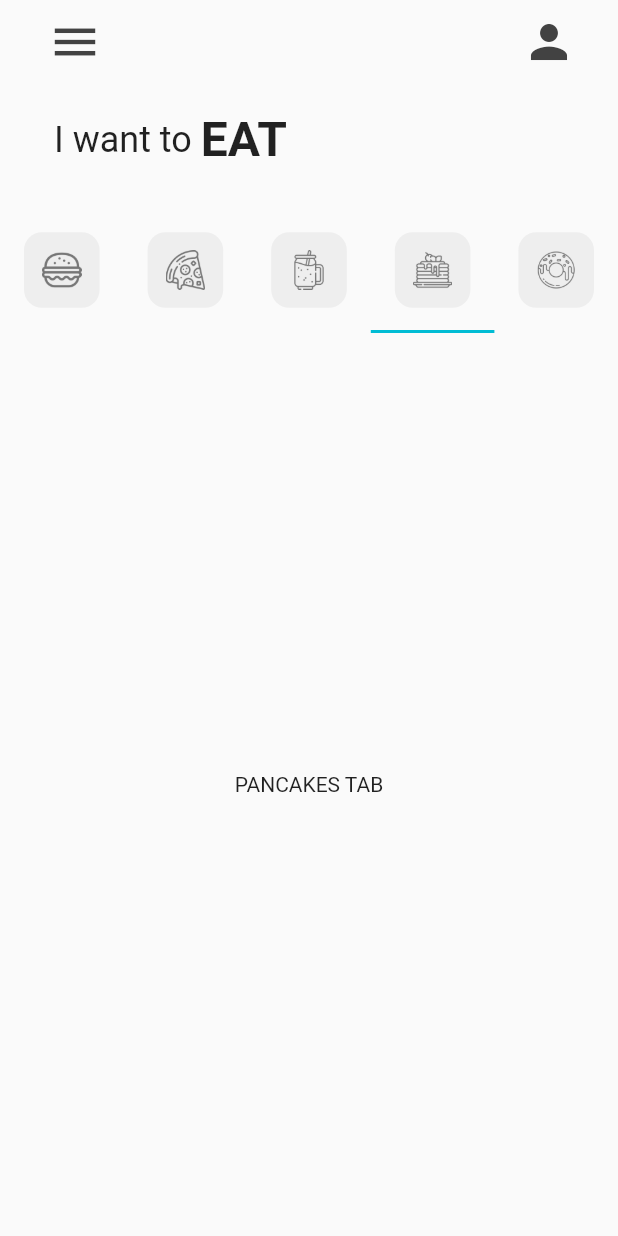
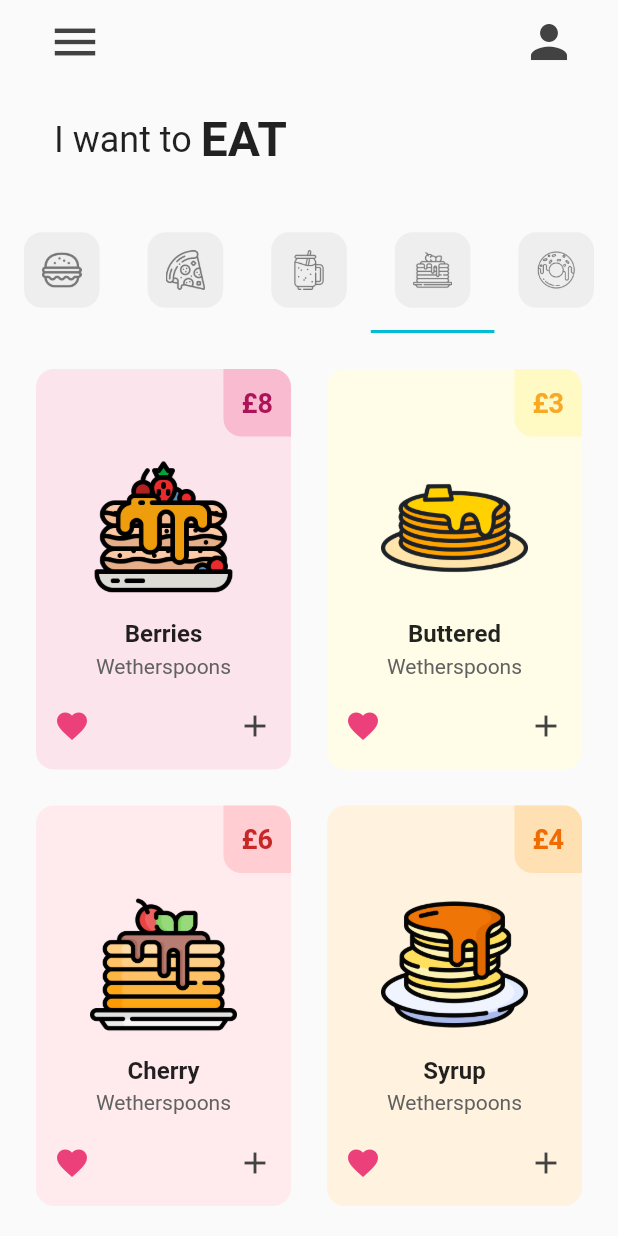
Before and after one commit to Sommos/flutter_food_shop, a Flutter app: the screen it shows after launch, tab 4 chosen, on a phone screen of 412 x 824 dp. Run offline on Flutter 3.47's test engine with Material 2 defaults, Android fonts, the light colour scheme and no system bars.

Commit message:
added pancakes UI

```diff
--- a/lib/tabs/pancakes_tab.dart
+++ b/lib/tabs/pancakes_tab.dart
@@ -1,12 +1,34 @@
 import 'package:flutter/material.dart';
 
+import '../utility/pancakes_tile.dart';
+
 class PancakesTab extends StatelessWidget {
+  // list of burgers
+  final List pancakesOnSale = [
+    // [pancakesFlavor, pancakesPrice, pancakesColor, imageName]
+    ["Berries", "8", Colors.pink, "lib/images/pancakes/berries_pancakes.png"],
+    ["Buttered", "3", Colors.yellow, "lib/images/pancakes/buttered_pancakes.png"],
+    ["Cherry", "6", Colors.red, "lib/images/pancakes/cherry_pancakes.png"],
+    ["Syrup", "4", Colors.orange, "lib/images/pancakes/syrup_pancakes.png"],
+  ];
+
   @override
   Widget build(BuildContext context) {
-    return Container(
-      child: Center(
-        child: Text("PANCAKES TAB"),
+    return GridView.builder(
+      itemCount: pancakesOnSale.length,
+      padding: const EdgeInsets.all(12.0),
+      gridDelegate: const SliverGridDelegateWithFixedCrossAxisCount(
+        crossAxisCount: 2,
+        childAspectRatio: 1.0/1.5,
       ),
+      itemBuilder: (context, index) {
+        return PancakesTile(
+          pancakesFlavour: pancakesOnSale[index][0],
+          pancakesPrice: pancakesOnSale[index][1],
+          pancakesColor: pancakesOnSale[index][2],
+          imageName: pancakesOnSale[index][3],
+        );
+      }
     );
   }
 }
--- /dev/null
+++ b/lib/utility/pancakes_tile.dart
@@ -0,0 +1,105 @@
+import 'package:flutter/material.dart';
+
+class PancakesTile extends StatelessWidget {
+  final String pancakesFlavour;
+  final String pancakesPrice;
+  final MaterialColor pancakesColor;
+  final String imageName;
+
+  final double borderRadius = 12.0;
+
+  const PancakesTile({
+    super.key,
+    required this.pancakesFlavour,
+    required this.pancakesPrice,
+    required this.pancakesColor,
+    required this.imageName,
+  });
+
+  @override
+  Widget build(BuildContext context) {
+    return Padding(
+      padding: EdgeInsets.all(borderRadius),
+      child: Container(
+        decoration: BoxDecoration(
+          color: pancakesColor[50],
+          borderRadius: BorderRadius.circular(borderRadius),
+        ),
+        child: Column(
+          children: [
+            // price
+            Row(
+              mainAxisAlignment: MainAxisAlignment.end,
+              children: [
+                Container(
+                  decoration: BoxDecoration(
+                    color: pancakesColor[100],
+                    borderRadius: BorderRadius.only(
+                      bottomLeft: Radius.circular(borderRadius),
+                      topRight: Radius.circular(borderRadius),
+                    ),
+                  ),
+                  padding: EdgeInsets.all(borderRadius),
+                  child: Text(
+                    "£$pancakesPrice",
+                    style: TextStyle(
+                      color: pancakesColor[800],
+                      fontWeight: FontWeight.bold,
+                      fontSize: 18.0,
+                    ),
+                  ),
+                )
+              ],
+            ),
+            // pancakes picture
+            Padding(
+              padding: EdgeInsets.symmetric(
+                horizontal: 36.0,
+                vertical: borderRadius,
+              ),
+              child: Image.asset(imageName),
+            ),
+
+            // pancakes flavor
+            Text(
+              pancakesFlavour,
+              style: const TextStyle(
+                fontWeight: FontWeight.bold,
+                fontSize: 16,
+              ),
+            ),
+
+            const SizedBox(height: 4.0),
+
+            Text(
+              "Wetherspoons",
+              style: TextStyle(color: Colors.grey[700]),
+            ),
+
+            const SizedBox(height: 8.0),
+            // love icon & add to cart button
+            Padding(
+              padding: EdgeInsets.all(borderRadius),
+              child: Row(
+                mainAxisAlignment: MainAxisAlignment.spaceBetween,
+                children: [
+                  // love icon
+                  Icon(
+                    Icons.favorite,
+                    color: Colors.pink[400],
+                  ),
+
+                  // plus button
+                  Icon(
+                    Icons.add,
+                    color: Colors.grey[800],
+                  ),
+                ],
+              ),
+            ),
+          ],
+        ),
+      ),
+    );
+  }
+}
```
Also changed, not shown: lib/images/pancakes/berries_pancakes.png (added), lib/images/pancakes/buttered_pancakes.png (added), lib/images/pancakes/cherry_pancakes.png (added), lib/images/pancakes/syrup_pancakes.png (added).
